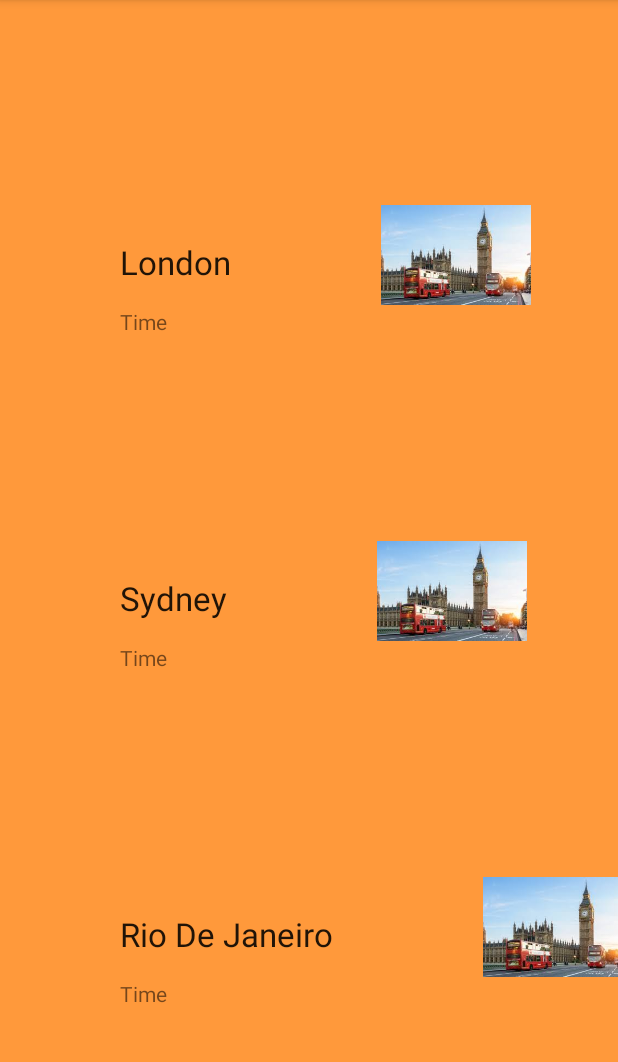
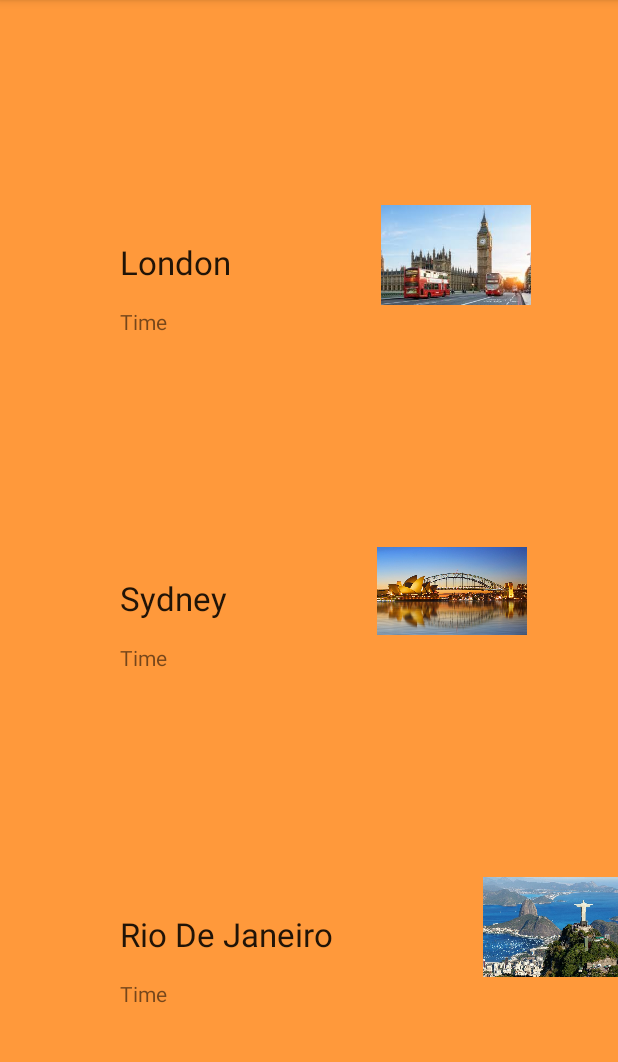
Before and after one commit to selinalekhac/INFS3634-Task-1, an Android app: the screen it shows after launch (MainActivity), on a phone screen of 412 x 824 dp, the part 84-1146 px from its top. Run offline under Robolectric (Android 15) with nearby library versions, the phone set to English and light mode, and no system bars.

Commit message:
All the correct pictures are in place

```diff
--- a/app/src/main/java/com/example/infs3634hwtask1/MainActivity.java
+++ b/app/src/main/java/com/example/infs3634hwtask1/MainActivity.java
@@ -11,37 +11,56 @@ import androidx.constraintlayout.widget.ConstraintLayout;
 public class MainActivity extends AppCompatActivity {
 
     private TextView layoutCityNameText; //declares TextView
+    private ImageView layoutCityImage; // declares ImageView
 
     @Override
     protected void onCreate(Bundle savedInstanceState) {
         super.onCreate(savedInstanceState);
         setContentView(R.layout.activity_main);
 
-        // Naming the City of Each Chunk Layout
+        // Individualising each reusable layout with their respective city name, and identifying picture
 
+        // Sydney
         ConstraintLayout layoutSydney = findViewById(R.id.layout_sydney);
         layoutCityNameText = layoutSydney.findViewById(R.id.city_textview_id);
         layoutCityNameText.setText(R.string.sydney);
+        layoutCityImage = layoutSydney.findViewById(R.id.city_imageview_id);
+        layoutCityImage.setImageResource(R.drawable.sydneyharbourbridge);
 
+        // London
         ConstraintLayout layoutLondon = findViewById(R.id.layout_london);
         layoutCityNameText = layoutLondon.findViewById(R.id.city_textview_id);
         layoutCityNameText.setText(R.string.London);
+        layoutCityImage = layoutLondon.findViewById(R.id.city_imageview_id);
+        layoutCityImage.setImageResource(R.drawable.londonbigben);
 
+        // Rio De Janeiro
         ConstraintLayout layoutRioDeJaneiro = findViewById(R.id.layout_riodejaneiro);
         layoutCityNameText = layoutRioDeJaneiro.findViewById(R.id.city_textview_id);
         layoutCityNameText.setText(R.string.RioDeJaneiro);
+        layoutCityImage = layoutRioDeJaneiro.findViewById(R.id.city_imageview_id);
+        layoutCityImage.setImageResource(R.drawable.riodejaneiro);
 
+        // Singpore
         ConstraintLayout layoutSingapore = findViewById(R.id.layout_singapore);
         layoutCityNameText = layoutSingapore.findViewById(R.id.city_textview_id);
         layoutCityNameText.setText(R.string.Singapore);
+        layoutCityImage = layoutSingapore.findViewById(R.id.city_imageview_id);
+        layoutCityImage.setImageResource(R.drawable.singapore);
 
+        // Ha Noi
         ConstraintLayout layoutVietnam = findViewById(R.id.layout_vietnam);
         layoutCityNameText = layoutVietnam.findViewById(R.id.city_textview_id);
         layoutCityNameText.setText(R.string.Vietnam);
+        layoutCityImage = layoutVietnam.findViewById(R.id.city_imageview_id);
+        layoutCityImage.setImageResource(R.drawable.vietnamhalongbay);
 
+        // Washington DC
         ConstraintLayout layoutWashingtonDC = findViewById(R.id.layout_washingtondc);
         layoutCityNameText = layoutWashingtonDC.findViewById(R.id.city_textview_id);
         layoutCityNameText.setText(R.string.WashingtonDC);
+        layoutCityImage = layoutWashingtonDC.findViewById(R.id.city_imageview_id);
+        layoutCityImage.setImageResource(R.drawable.washingtondc);
 /*
         ConstraintLayout layoutSydney = findViewById(R.id.layout_sydney);
 
```
